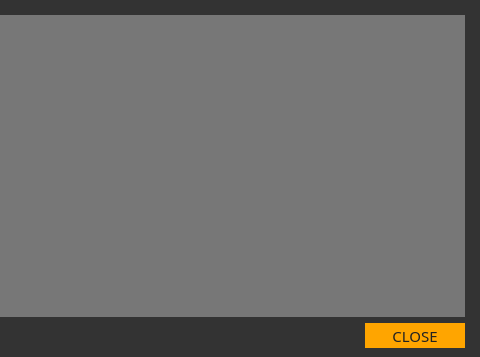
Above: src/gui/ui/depositdetailsdialog.ui from ConcealNetwork/conceal-desktop before the change; both pictures show x 256 to 736 and y 0 to 357 of the 736 by 357 pixel window. Below: the same form after it.
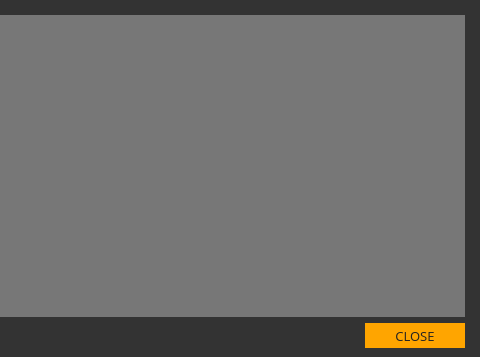
That is the form after the change.

What changed in the file:
```diff
--- a/src/gui/ui/depositdetailsdialog.ui
+++ b/src/gui/ui/depositdetailsdialog.ui
@@ -71,8 +71,8 @@
        </property>
        <property name="font">
         <font>
-         <family>Oswald</family>
-         <pointsize>11</pointsize>
+         <family>Open Sans</family>
+         <pointsize>10</pointsize>
         </font>
        </property>
        <property name="styleSheet">
```
Left out of the diff: 2 changed lines with no effect on the pictures.
